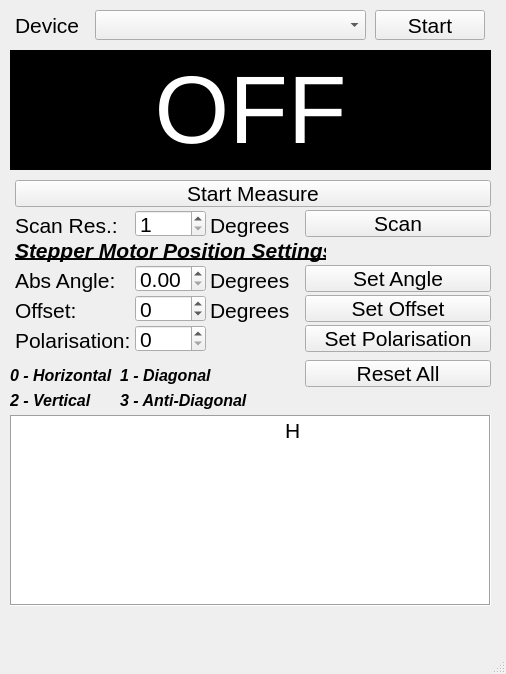
s-fifteen-instruments/Quantum_Cryptography_Educational_Kit_EKPQC, file programs/2_QuantumKey/AlignmentGUI/guiRcv.ui: the form before one commit.
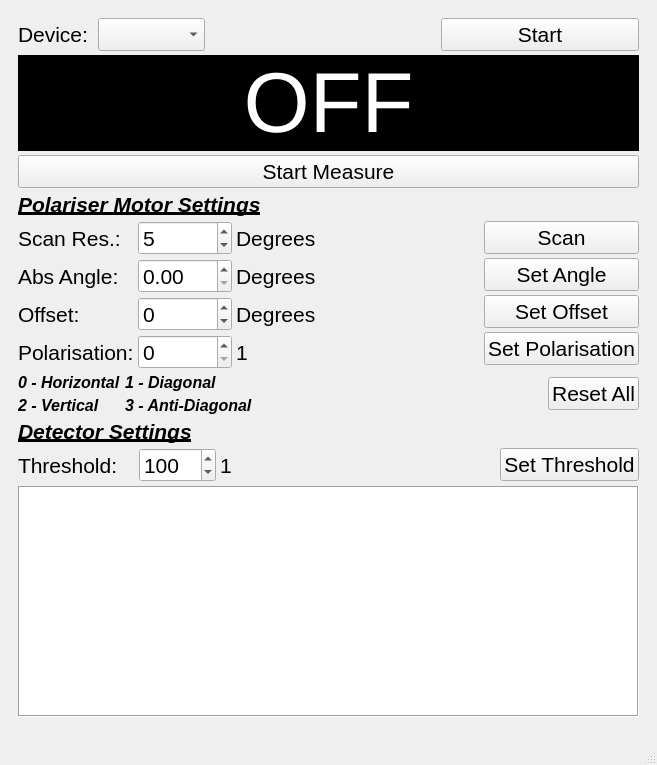
The form after the commit. Icons and pictures are not drawn. Custom widgets are drawn as their Qt base class.

What changed in the file:
```diff
--- a/programs/2_QuantumKey/AlignmentGUI/guiRcv.ui
+++ b/programs/2_QuantumKey/AlignmentGUI/guiRcv.ui
@@ -6,8 +6,8 @@
    <rect>
     <x>0</x>
     <y>0</y>
-    <width>506</width>
-    <height>674</height>
+    <width>657</width>
+    <height>765</height>
    </rect>
   </property>
   <property name="font">
@@ -27,21 +27,73 @@
    <bool>false</bool>
   </property>
   <widget class="QWidget" name="centralwidget">
+   <property name="enabled">
+    <bool>true</bool>
+   </property>
+   <property name="baseSize">
+    <size>
+     <width>0</width>
+     <height>0</height>
+    </size>
+   </property>
+   <layout class="QHBoxLayout" name="horizontalLayout_5">
+    <property name="spacing">
+     <number>6</number>
+    </property>
+    <item>
+     <widget class="QWidget" name="widget" native="true">
+      <layout class="QVBoxLayout" name="verticalLayout_5" stretch="0,0,0,0,0,0,0,0,2">
+       <property name="spacing">
+        <number>4</number>
+       </property>
+       <item>
+        <layout class="QHBoxLayout" name="horizontalLayout_4" stretch="0,0,0,0">
+         <item>
+          <widget class="QLabel" name="deviceName">
+           <property name="font">
+            <font>
+             <family>Arial</family>
+             <pointsize>16</pointsize>
+             <weight>50</weight>
+             <italic>false</italic>
+             <bold>false</bold>
+            </font>
+           </property>
+           <property name="text">
+            <string>Device: </string>
+           </property>
+          </widget>
+         </item>
+         <item>
+          <widget class="QComboBox" name="deviceBox"/>
+         </item>
+         <item>
+          <spacer name="horizontalSpacer_5">
+           <property name="orientation">
+            <enum>Qt::Horizontal</enum>
+           </property>
+           <property name="sizeHint" stdset="0">
+            <size>
+             <width>40</width>
+             <height>20</height>
+            </size>
+           </property>
+          </spacer>
+         </item>
+         <item>
    <widget class="QPushButton" name="buttonStart">
-    <property name="geometry">
-     <rect>
-      <x>375</x>
-      <y>10</y>
-      <width>110</width>
-      <height>30</height>
-     </rect>
-    </property>
     <property name="sizePolicy">
      <sizepolicy hsizetype="Minimum" vsizetype="Fixed">
       <horstretch>0</horstretch>
       <verstretch>0</verstretch>
      </sizepolicy>
     </property>
+           <property name="minimumSize">
+            <size>
+             <width>198</width>
+             <height>0</height>
+            </size>
+           </property>
     <property name="font">
      <font>
       <family>Arial</family>
@@ -52,137 +104,11 @@
      <string>Start</string>
     </property>
    </widget>
-   <widget class="QComboBox" name="deviceBox">
-    <property name="geometry">
-     <rect>
-      <x>95</x>
-      <y>10</y>
-      <width>271</width>
-      <height>30</height>
-     </rect>
-    </property>
-    <property name="sizePolicy">
-     <sizepolicy hsizetype="Fixed" vsizetype="Fixed">
-      <horstretch>0</horstretch>
-      <verstretch>0</verstretch>
-     </sizepolicy>
-    </property>
-    <property name="font">
-     <font>
-      <family>Arial</family>
-      <pointsize>16</pointsize>
-     </font>
-    </property>
-    <property name="editable">
-     <bool>false</bool>
-    </property>
-    <property name="maxCount">
-     <number>100</number>
-    </property>
-    <property name="sizeAdjustPolicy">
-     <enum>QComboBox::AdjustToMinimumContentsLengthWithIcon</enum>
-    </property>
-    <property name="minimumContentsLength">
-     <number>300</number>
-    </property>
-   </widget>
-   <widget class="PlotWidget" name="plotWidget">
-    <property name="geometry">
-     <rect>
-      <x>10</x>
-      <y>415</y>
-      <width>481</width>
-      <height>191</height>
-     </rect>
-    </property>
-    <property name="sizePolicy">
-     <sizepolicy hsizetype="Expanding" vsizetype="Expanding">
-      <horstretch>0</horstretch>
-      <verstretch>0</verstretch>
-     </sizepolicy>
-    </property>
-    <property name="font">
-     <font>
-      <family>Arial</family>
-      <pointsize>16</pointsize>
-     </font>
-    </property>
-    <property name="styleSheet">
-     <string notr="true"/>
-    </property>
-    <property name="frameShape">
-     <enum>QFrame::Box</enum>
-    </property>
-    <property name="frameShadow">
-     <enum>QFrame::Sunken</enum>
-    </property>
-    <property name="backgroundBrush">
-     <brush brushstyle="SolidPattern">
-      <color alpha="255">
-       <red>255</red>
-       <green>255</green>
-       <blue>255</blue>
-      </color>
-     </brush>
-    </property>
-    <property name="foregroundBrush">
-     <brush brushstyle="NoBrush">
-      <color alpha="255">
-       <red>0</red>
-       <green>0</green>
-       <blue>0</blue>
-      </color>
-     </brush>
-    </property>
-    <property name="interactive">
-     <bool>true</bool>
-    </property>
-    <property name="sceneRect">
-     <rectf>
-      <x>0.000000000000000</x>
-      <y>0.000000000000000</y>
-      <width>0.000000000000000</width>
-      <height>0.000000000000000</height>
-     </rectf>
-    </property>
-    <property name="alignment">
-     <set>Qt::AlignCenter</set>
-    </property>
-    <property name="transformationAnchor">
-     <enum>QGraphicsView::AnchorViewCenter</enum>
-    </property>
-   </widget>
-   <widget class="QLabel" name="deviceName">
-    <property name="geometry">
-     <rect>
-      <x>15</x>
-      <y>10</y>
-      <width>66</width>
-      <height>30</height>
-     </rect>
-    </property>
-    <property name="font">
-     <font>
-      <family>Arial</family>
-      <pointsize>16</pointsize>
-      <weight>50</weight>
-      <italic>false</italic>
-      <bold>false</bold>
-     </font>
-    </property>
-    <property name="text">
-     <string>Device</string>
-    </property>
-   </widget>
+         </item>
+        </layout>
+       </item>
+       <item>
    <widget class="QLabel" name="labelPower">
-    <property name="geometry">
-     <rect>
-      <x>10</x>
-      <y>50</y>
-      <width>481</width>
-      <height>120</height>
-     </rect>
-    </property>
     <property name="palette">
      <palette>
       <active>
@@ -601,7 +527,7 @@
     <property name="font">
      <font>
       <family>Arial</family>
-      <pointsize>72</pointsize>
+           <pointsize>64</pointsize>
       <weight>50</weight>
       <italic>false</italic>
       <bold>false</bold>
@@ -620,28 +546,53 @@
      <set>Qt::AlignCenter</set>
     </property>
    </widget>
-   <widget class="QPushButton" name="setOffset">
-    <property name="geometry">
-     <rect>
-      <x>305</x>
-      <y>295</y>
-      <width>186</width>
-      <height>27</height>
-     </rect>
-    </property>
+       </item>
+       <item>
+        <widget class="QPushButton" name="measureButton">
+         <property name="text">
+          <string>Start Measure</string>
+         </property>
+        </widget>
+       </item>
+       <item>
+        <widget class="QLabel" name="angle_3">
+         <property name="font">
+          <font>
+           <family>Ubuntu</family>
+           <pointsize>16</pointsize>
+           <weight>75</weight>
+           <italic>true</italic>
+           <bold>true</bold>
+           <underline>true</underline>
+          </font>
+         </property>
     <property name="text">
-     <string>Set Offset</string>
-    </property>
-   </widget>
+          <string>Polariser Motor Settings</string>
+         </property>
+        </widget>
+       </item>
+       <item>
+        <layout class="QHBoxLayout" name="horizontalLayout_2">
+         <item>
+          <layout class="QVBoxLayout" name="verticalLayout_2">
+           <item>
+            <widget class="QLabel" name="angle_2">
+             <property name="font">
+              <font>
+               <family>Arial</family>
+               <pointsize>16</pointsize>
+               <weight>50</weight>
+               <italic>false</italic>
+               <bold>false</bold>
+              </font>
+             </property>
+             <property name="text">
+              <string>Scan Res.:</string>
+             </property>
+            </widget>
+           </item>
+           <item>
    <widget class="QLabel" name="angle">
-    <property name="geometry">
-     <rect>
-      <x>15</x>
-      <y>265</y>
-      <width>111</width>
-      <height>30</height>
-     </rect>
-    </property>
     <property name="font">
      <font>
       <family>Arial</family>
@@ -655,59 +606,9 @@
      <string>Abs Angle:</string>
     </property>
    </widget>
-   <widget class="QLabel" name="polarisation">
-    <property name="geometry">
-     <rect>
-      <x>15</x>
-      <y>325</y>
-      <width>121</width>
-      <height>30</height>
-     </rect>
-    </property>
-    <property name="font">
-     <font>
-      <family>Arial</family>
-      <pointsize>16</pointsize>
-      <weight>50</weight>
-      <italic>false</italic>
-      <bold>false</bold>
-     </font>
-    </property>
-    <property name="text">
-     <string>Polarisation:</string>
-    </property>
-   </widget>
-   <widget class="QLabel" name="degree0">
-    <property name="geometry">
-     <rect>
-      <x>210</x>
-      <y>265</y>
-      <width>91</width>
-      <height>30</height>
-     </rect>
-    </property>
-    <property name="font">
-     <font>
-      <family>Arial</family>
-      <pointsize>16</pointsize>
-      <weight>50</weight>
-      <italic>false</italic>
-      <bold>false</bold>
-     </font>
-    </property>
-    <property name="text">
-     <string>Degrees</string>
-    </property>
-   </widget>
+           </item>
+           <item>
    <widget class="QLabel" name="offsetLabel">
-    <property name="geometry">
-     <rect>
-      <x>15</x>
-      <y>295</y>
-      <width>121</width>
-      <height>30</height>
-     </rect>
-    </property>
     <property name="font">
      <font>
       <family>Arial</family>
@@ -721,15 +622,9 @@
      <string>Offset:</string>
     </property>
    </widget>
-   <widget class="QLabel" name="degree2">
-    <property name="geometry">
-     <rect>
-      <x>210</x>
-      <y>295</y>
-      <width>91</width>
-      <height>30</height>
-     </rect>
-    </property>
+           </item>
+           <item>
+            <widget class="QLabel" name="polarisation">
     <property name="font">
      <font>
       <family>Arial</family>
@@ -740,67 +635,36 @@
      </font>
     </property>
     <property name="text">
-     <string>Degrees</string>
-    </property>
-   </widget>
-   <widget class="QPushButton" name="resetButton">
-    <property name="geometry">
-     <rect>
-      <x>305</x>
-      <y>360</y>
-      <width>186</width>
-      <height>27</height>
-     </rect>
-    </property>
-    <property name="text">
-     <string>Reset All</string>
-    </property>
-   </widget>
-   <widget class="QPushButton" name="startScan">
-    <property name="geometry">
-     <rect>
-      <x>305</x>
-      <y>210</y>
-      <width>186</width>
-      <height>27</height>
-     </rect>
-    </property>
-    <property name="text">
-     <string>Scan</string>
-    </property>
-   </widget>
-   <widget class="QSpinBox" name="polInput">
-    <property name="geometry">
-     <rect>
-      <x>135</x>
-      <y>325</y>
-      <width>71</width>
-      <height>27</height>
-     </rect>
+              <string>Polarisation:</string>
+             </property>
+            </widget>
+           </item>
+          </layout>
+         </item>
+         <item>
+          <layout class="QVBoxLayout" name="verticalLayout_3">
+           <item>
+            <widget class="QSpinBox" name="scanRes">
+             <property name="minimum">
+              <number>1</number>
     </property>
     <property name="maximum">
-     <number>3</number>
-    </property>
-   </widget>
+              <number>180</number>
+             </property>
+             <property name="value">
+              <number>5</number>
+             </property>
+            </widget>
+           </item>
+           <item>
    <widget class="QDoubleSpinBox" name="angleInput">
-    <property name="geometry">
-     <rect>
-      <x>135</x>
-      <y>265</y>
-      <width>71</width>
-      <height>27</height>
-     </rect>
-    </property>
-   </widget>
+             <property name="maximum">
+              <double>360.000000000000000</double>
+             </property>
+            </widget>
+           </item>
+           <item>
    <widget class="QSpinBox" name="offsetInput">
-    <property name="geometry">
-     <rect>
-      <x>135</x>
-      <y>295</y>
-      <width>71</width>
-      <height>27</height>
-     </rect>
-    </property>
     <property name="minimum">
      <number>-719</number>
     </property>
@@ -808,54 +672,131 @@
      <number>719</number>
     </property>
    </widget>
-   <widget class="QPushButton" name="measureButton">
-    <property name="geometry">
-     <rect>
-      <x>15</x>
-      <y>180</y>
-      <width>476</width>
-      <height>27</height>
-     </rect>
-    </property>
+           </item>
+           <item>
+            <widget class="QSpinBox" name="polInput">
+             <property name="showGroupSeparator" stdset="0">
+              <bool>false</bool>
+             </property>
+             <property name="maximum">
+              <number>3</number>
+             </property>
+            </widget>
+           </item>
+          </layout>
+         </item>
+         <item>
+          <layout class="QVBoxLayout" name="verticalLayout_4">
+           <item>
+            <widget class="QLabel" name="degree0_2">
+             <property name="font">
+              <font>
+               <family>Arial</family>
+               <pointsize>16</pointsize>
+               <weight>50</weight>
+               <italic>false</italic>
+               <bold>false</bold>
+              </font>
+             </property>
     <property name="text">
-     <string>Start Measure</string>
-    </property>
-   </widget>
-   <widget class="QPushButton" name="goToPol">
-    <property name="geometry">
-     <rect>
-      <x>305</x>
-      <y>325</y>
-      <width>186</width>
-      <height>27</height>
-     </rect>
+              <string>Degrees</string>
+             </property>
+            </widget>
+           </item>
+           <item>
+            <widget class="QLabel" name="degree2">
+             <property name="font">
+              <font>
+               <family>Arial</family>
+               <pointsize>16</pointsize>
+               <weight>50</weight>
+               <italic>false</italic>
+               <bold>false</bold>
+              </font>
     </property>
     <property name="text">
-     <string>Set Polarisation</string>
-    </property>
-   </widget>
+              <string>Degrees</string>
+             </property>
+            </widget>
+           </item>
+           <item>
+            <widget class="QLabel" name="degree0">
+             <property name="font">
+              <font>
+               <family>Arial</family>
+               <pointsize>16</pointsize>
+               <weight>50</weight>
+               <italic>false</italic>
+               <bold>false</bold>
+              </font>
+             </property>
+             <property name="text">
+              <string>Degrees</string>
+             </property>
+            </widget>
+           </item>
+           <item>
+            <widget class="QLabel" name="label_2">
+             <property name="text">
+              <string>1</string>
+             </property>
+            </widget>
+           </item>
+          </layout>
+         </item>
+         <item>
+          <spacer name="horizontalSpacer_3">
+           <property name="orientation">
+            <enum>Qt::Horizontal</enum>
+           </property>
+           <property name="sizeHint" stdset="0">
+            <size>
+             <width>40</width>
+             <height>20</height>
+            </size>
+           </property>
+          </spacer>
+         </item>
+         <item>
+          <layout class="QVBoxLayout" name="verticalLayout">
+           <item>
+            <widget class="QPushButton" name="startScan">
+             <property name="text">
+              <string>Scan</string>
+             </property>
+            </widget>
+           </item>
+           <item>
    <widget class="QPushButton" name="goToAngle">
-    <property name="geometry">
-     <rect>
-      <x>305</x>
-      <y>265</y>
-      <width>186</width>
-      <height>27</height>
-     </rect>
-    </property>
     <property name="text">
      <string>Set Angle</string>
     </property>
    </widget>
+           </item>
+           <item>
+            <widget class="QPushButton" name="setOffset">
+             <property name="text">
+              <string>Set Offset</string>
+             </property>
+            </widget>
+           </item>
+           <item>
+            <widget class="QPushButton" name="goToPol">
+             <property name="text">
+              <string>Set Polarisation</string>
+             </property>
+            </widget>
+           </item>
+          </layout>
+         </item>
+        </layout>
+       </item>
+       <item>
+        <layout class="QHBoxLayout" name="horizontalLayout_3" stretch="0,0,0">
+         <item>
+          <layout class="QGridLayout" name="gridLayout">
+           <item row="0" column="0">
    <widget class="QLabel" name="deviceName_2">
-    <property name="geometry">
-     <rect>
-      <x>10</x>
-      <y>360</y>
-      <width>106</width>
-      <height>31</height>
-     </rect>
-    </property>
     <property name="font">
      <font>
       <family>Ubuntu</family>
@@ -869,37 +810,9 @@
      <string>0 - Horizontal</string>
     </property>
    </widget>
-   <widget class="QLabel" name="deviceName_3">
-    <property name="geometry">
-     <rect>
-      <x>10</x>
-      <y>385</y>
-      <width>106</width>
-      <height>31</height>
-     </rect>
-    </property>
-    <property name="font">
-     <font>
-      <family>Ubuntu</family>
-      <pointsize>12</pointsize>
-      <weight>75</weight>
-      <italic>true</italic>
-      <bold>true</bold>
-     </font>
-    </property>
-    <property name="text">
-     <string>2 - Vertical</string>
-    </property>
-   </widget>
+           </item>
+           <item row="0" column="1">
    <widget class="QLabel" name="deviceName_4">
-    <property name="geometry">
-     <rect>
-      <x>120</x>
-      <y>360</y>
-      <width>106</width>
-      <height>31</height>
-     </rect>
-    </property>
     <property name="font">
      <font>
       <family>Ubuntu</family>
@@ -913,15 +826,25 @@
      <string>1 - Diagonal</string>
     </property>
    </widget>
+           </item>
+           <item row="1" column="0">
+            <widget class="QLabel" name="deviceName_3">
+             <property name="font">
+              <font>
+               <family>Ubuntu</family>
+               <pointsize>12</pointsize>
+               <weight>75</weight>
+               <italic>true</italic>
+               <bold>true</bold>
+              </font>
+             </property>
+             <property name="text">
+              <string>2 - Vertical</string>
+             </property>
+            </widget>
+           </item>
+           <item row="1" column="1">
    <widget class="QLabel" name="deviceName_5">
-    <property name="geometry">
-     <rect>
-      <x>120</x>
-      <y>385</y>
-      <width>136</width>
-      <height>31</height>
-     </rect>
-    </property>
     <property name="font">
      <font>
       <family>Ubuntu</family>
@@ -935,75 +858,39 @@
      <string>3 - Anti-Diagonal</string>
     </property>
    </widget>
-   <widget class="QLabel" name="angle_2">
-    <property name="geometry">
-     <rect>
-      <x>15</x>
-      <y>210</y>
-      <width>111</width>
-      <height>30</height>
-     </rect>
-    </property>
-    <property name="font">
-     <font>
-      <family>Arial</family>
-      <pointsize>16</pointsize>
-      <weight>50</weight>
-      <italic>false</italic>
-      <bold>false</bold>
-     </font>
-    </property>
-    <property name="text">
-     <string>Scan Res.:</string>
-    </property>
-   </widget>
-   <widget class="QLabel" name="degree0_2">
-    <property name="geometry">
-     <rect>
-      <x>210</x>
-      <y>210</y>
-      <width>91</width>
-      <height>30</height>
-     </rect>
-    </property>
-    <property name="font">
-     <font>
-      <family>Arial</family>
-      <pointsize>16</pointsize>
-      <weight>50</weight>
-      <italic>false</italic>
-      <bold>false</bold>
-     </font>
-    </property>
+           </item>
+          </layout>
+         </item>
+         <item>
+          <spacer name="horizontalSpacer_2">
+           <property name="orientation">
+            <enum>Qt::Horizontal</enum>
+           </property>
+           <property name="sizeHint" stdset="0">
+            <size>
+             <width>40</width>
+             <height>20</height>
+            </size>
+           </property>
+          </spacer>
+         </item>
+         <item>
+          <widget class="QPushButton" name="resetButton">
+           <property name="sizePolicy">
+            <sizepolicy hsizetype="Minimum" vsizetype="Fixed">
+             <horstretch>0</horstretch>
+             <verstretch>0</verstretch>
+            </sizepolicy>
+           </property>
     <property name="text">
-     <string>Degrees</string>
-    </property>
-   </widget>
-   <widget class="QSpinBox" name="scanRes">
-    <property name="geometry">
-     <rect>
-      <x>135</x>
-      <y>210</y>
-      <width>71</width>
-      <height>27</height>
-     </rect>
-    </property>
-    <property name="minimum">
-     <number>1</number>
-    </property>
-    <property name="maximum">
-     <number>180</number>
-    </property>
-   </widget>
-   <widget class="QLabel" name="angle_3">
-    <property name="geometry">
-     <rect>
-      <x>15</x>
-      <y>235</y>
-      <width>311</width>
-      <height>30</height>
-     </rect>
-    </property>
+            <string>Reset All</string>
+           </property>
+          </widget>
+         </item>
+        </layout>
+       </item>
+       <item>
+        <widget class="QLabel" name="angle_5">
     <property name="font">
      <font>
       <family>Ubuntu</family>
@@ -1015,18 +902,14 @@
      </font>
     </property>
     <property name="text">
-     <string>Stepper Motor Position Settings</string>
-    </property>
-   </widget>
-   <widget class="QLabel" name="angle_4">
-    <property name="geometry">
-     <rect>
-      <x>285</x>
-      <y>415</y>
-      <width>16</width>
-      <height>30</height>
-     </rect>
-    </property>
+          <string>Detector Settings</string>
+         </property>
+        </widget>
+       </item>
+       <item>
+        <layout class="QHBoxLayout" name="horizontalLayout" stretch="0,0,0,0,0">
+         <item>
+          <widget class="QLabel" name="label">
     <property name="font">
      <font>
       <family>Arial</family>
@@ -1037,9 +920,137 @@
      </font>
     </property>
     <property name="text">
-     <string>H</string>
-    </property>
-   </widget>
+            <string>Threshold:   </string>
+           </property>
+          </widget>
+         </item>
+         <item>
+          <widget class="QSpinBox" name="catchThInput">
+           <property name="enabled">
+            <bool>true</bool>
+           </property>
+           <property name="sizePolicy">
+            <sizepolicy hsizetype="Minimum" vsizetype="Fixed">
+             <horstretch>0</horstretch>
+             <verstretch>0</verstretch>
+            </sizepolicy>
+           </property>
+           <property name="minimum">
+            <number>0</number>
+           </property>
+           <property name="maximum">
+            <number>1023</number>
+           </property>
+           <property name="value">
+            <number>100</number>
+           </property>
+          </widget>
+         </item>
+         <item>
+          <widget class="QLabel" name="label_3">
+           <property name="text">
+            <string>1</string>
+           </property>
+          </widget>
+         </item>
+         <item>
+          <spacer name="horizontalSpacer">
+           <property name="orientation">
+            <enum>Qt::Horizontal</enum>
+           </property>
+           <property name="sizeHint" stdset="0">
+            <size>
+             <width>40</width>
+             <height>20</height>
+            </size>
+           </property>
+          </spacer>
+         </item>
+         <item>
+          <widget class="QPushButton" name="setCatchTh">
+           <property name="sizePolicy">
+            <sizepolicy hsizetype="Minimum" vsizetype="Fixed">
+             <horstretch>0</horstretch>
+             <verstretch>0</verstretch>
+            </sizepolicy>
+           </property>
+           <property name="minimumSize">
+            <size>
+             <width>0</width>
+             <height>0</height>
+            </size>
+           </property>
+           <property name="text">
+            <string>Set Threshold</string>
+           </property>
+          </widget>
+         </item>
+        </layout>
+       </item>
+       <item>
+        <widget class="PlotWidget" name="plotWidget">
+         <property name="sizePolicy">
+          <sizepolicy hsizetype="Expanding" vsizetype="Expanding">
+           <horstretch>0</horstretch>
+           <verstretch>0</verstretch>
+          </sizepolicy>
+         </property>
+         <property name="font">
+          <font>
+           <family>Arial</family>
+           <pointsize>16</pointsize>
+          </font>
+         </property>
+         <property name="styleSheet">
+          <string notr="true"/>
+         </property>
+         <property name="frameShape">
+          <enum>QFrame::Box</enum>
+         </property>
+         <property name="frameShadow">
+          <enum>QFrame::Sunken</enum>
+         </property>
+         <property name="backgroundBrush">
+          <brush brushstyle="SolidPattern">
+           <color alpha="255">
+            <red>255</red>
+            <green>255</green>
+            <blue>255</blue>
+           </color>
+          </brush>
+         </property>
+         <property name="foregroundBrush">
+          <brush brushstyle="NoBrush">
+           <color alpha="255">
+            <red>0</red>
+            <green>0</green>
+            <blue>0</blue>
+           </color>
+          </brush>
+         </property>
+         <property name="interactive">
+          <bool>true</bool>
+         </property>
+         <property name="sceneRect">
+          <rectf>
+           <x>0.000000000000000</x>
+           <y>0.000000000000000</y>
+           <width>0.000000000000000</width>
+           <height>0.000000000000000</height>
+          </rectf>
+         </property>
+         <property name="alignment">
+          <set>Qt::AlignCenter</set>
+         </property>
+         <property name="transformationAnchor">
+          <enum>QGraphicsView::AnchorViewCenter</enum>
+         </property>
+        </widget>
+       </item>
+      </layout>
+     </widget>
+    </item>
+   </layout>
   </widget>
   <widget class="QMenuBar" name="menubar">
    <property name="geometry">
```
Left out of the diff: 4 changed lines with no effect on the pictures. Lines whose indentation alone changed are shown as unchanged.
